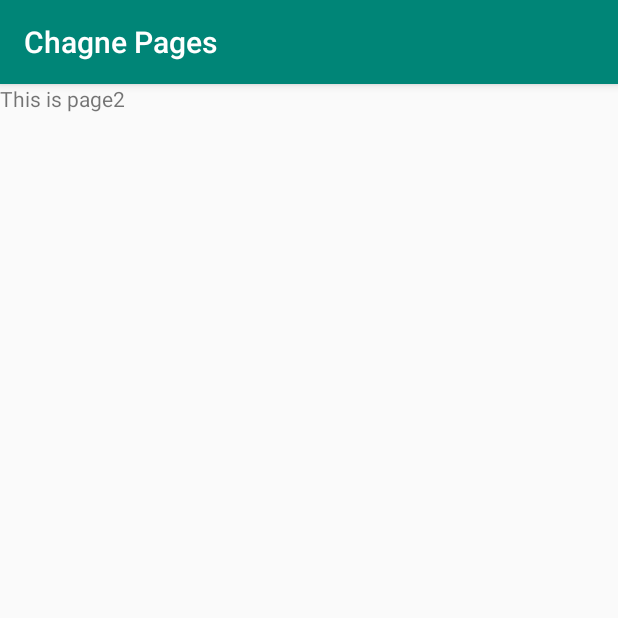
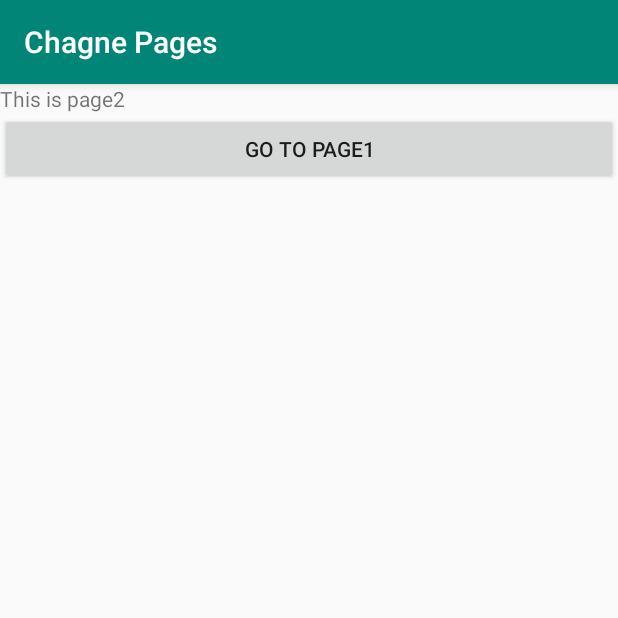
Before and after one commit to PazuC/ChagnePages, an Android app: the screen it shows after launch (MainActivity), after a tap on "GO TO PAGE2", on a phone screen of 412 x 824 dp, the top half of it. Run offline under Robolectric (Android 15) with nearby library versions, the phone set to English and light mode, and no system bars.

Commit message:
Page1 to page2 success Page2 to page1 success

```diff
--- a/app/src/main/java/com/example/pazu/chagnepages/Page1Fragment.java
+++ b/app/src/main/java/com/example/pazu/chagnepages/Page1Fragment.java
@@ -16,19 +16,16 @@ import android.widget.Button;
 /**
  * A simple {@link Fragment} subclass.
  */
-public class Page1Fragment extends Fragment{
-    private FragmentManager fmgr;
-    private FragmentTransaction fragmentTransaction;
+public class Page1Fragment extends Fragment {
     private Button goToPage2;
-
 
 
     @Override
     public View onCreateView(LayoutInflater inflater, ViewGroup container,
                              Bundle savedInstanceState) {
         // Inflate the layout for this fragment
-        View fragment_page1 =   inflater.inflate(R.layout.fragment_page1, container, false);
-        goToPage2 = fragment_page1.findViewById(R.id.goToPage2);
+        View view_page1 = inflater.inflate(R.layout.fragment_page1, container, false);
+        goToPage2 = view_page1.findViewById(R.id.goToPage2);
         goToPage2.setOnClickListener(new View.OnClickListener() {
             @Override
             public void onClick(View v) {
@@ -38,9 +35,8 @@ public class Page1Fragment extends Fragment{
                 ft.commit();
             }
         });
-        return fragment_page1;
+        return view_page1;
     }
 
 
-
 }
--- a/app/src/main/java/com/example/pazu/chagnepages/Page2Fragment.java
+++ b/app/src/main/java/com/example/pazu/chagnepages/Page2Fragment.java
@@ -3,27 +3,36 @@ package com.example.pazu.chagnepages;
 
 import android.os.Bundle;
 import android.support.v4.app.Fragment;
+import android.support.v4.app.FragmentTransaction;
 import android.view.LayoutInflater;
 import android.view.View;
 import android.view.ViewGroup;
+import android.widget.Button;
 
 
 /**
  * A simple {@link Fragment} subclass.
  */
 public class Page2Fragment extends Fragment {
-
-
-    public Page2Fragment() {
-        // Required empty public constructor
-    }
+    Button goToPage1;
 
 
     @Override
     public View onCreateView(LayoutInflater inflater, ViewGroup container,
                              Bundle savedInstanceState) {
         // Inflate the layout for this fragment
-        return inflater.inflate(R.layout.fragment_page2, container, false);
+        View view_page2 = inflater.inflate(R.layout.fragment_page2, container, false);
+        goToPage1 = view_page2.findViewById(R.id.goToPage1);
+        goToPage1.setOnClickListener(new View.OnClickListener() {
+            @Override
+            public void onClick(View v) {
+                Page1Fragment page1Fragment = new Page1Fragment();
+                FragmentTransaction ft = getFragmentManager().beginTransaction();
+                ft.replace(R.id.container, page1Fragment);
+                ft.commit();
+            }
+        });
+        return view_page2;
     }
 
 }
--- a/app/src/main/res/layout/fragment_page1.xml
+++ b/app/src/main/res/layout/fragment_page1.xml
@@ -15,11 +15,12 @@
             android:layout_width="match_parent"
             android:layout_height="wrap_content"
             android:text="This is page1" />
+
         <Button
-            android:text="go to page2"
             android:id="@+id/goToPage2"
             android:layout_width="match_parent"
-            android:layout_height="wrap_content" />
+            android:layout_height="wrap_content"
+            android:text="go to page2" />
 
     </LinearLayout>
 
--- a/app/src/main/res/layout/fragment_page2.xml
+++ b/app/src/main/res/layout/fragment_page2.xml
@@ -6,9 +6,21 @@
     tools:context=".Page2Fragment">
 
     <!-- TODO: Update blank fragment layout -->
-    <TextView
+    <LinearLayout
         android:layout_width="match_parent"
         android:layout_height="match_parent"
-        android:text="This is page2" />
+        android:orientation="vertical">
 
+        <TextView
+            android:layout_width="match_parent"
+            android:layout_height="wrap_content"
+            android:text="This is page2" />
+
+        <Button
+            android:id="@+id/goToPage1"
+            android:layout_width="match_parent"
+            android:layout_height="wrap_content"
+            android:text="go to page1" />
+
+    </LinearLayout>
 </FrameLayout>
```
Also changed, not shown: app/src/main/res/layout/activity_main.xml (+3 -4 lines).
